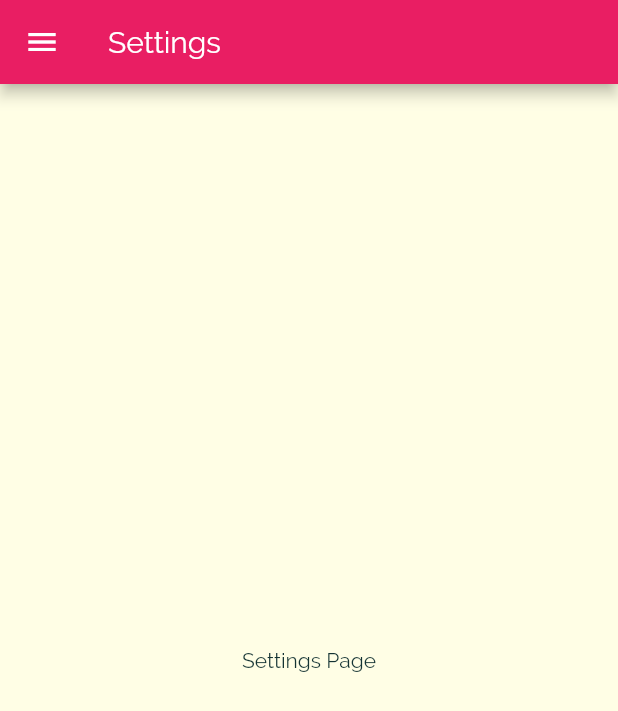
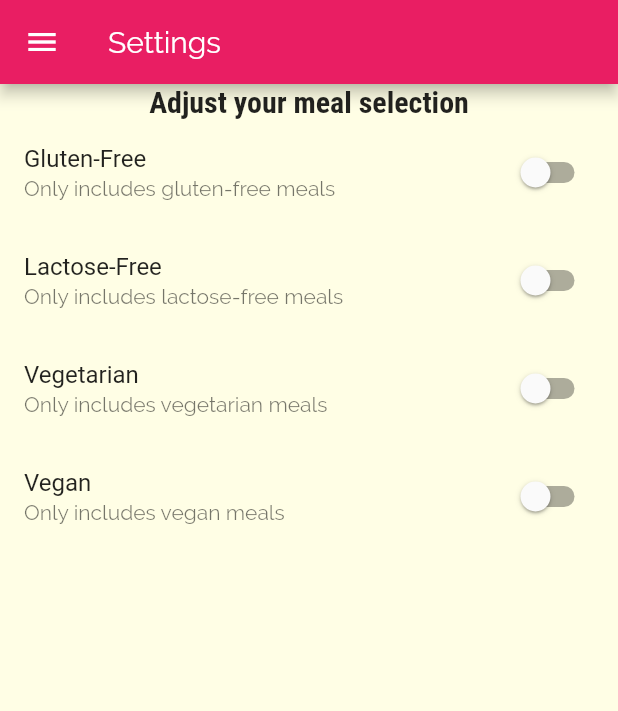
Before and after one commit to SeolJaeHyeok/Flutter_Meals_App, a Flutter app: the SettingsScreen screen opened by its route, on a phone screen of 412 x 824 dp. Shown: the top 711 px of the screen. Run offline on Flutter 3.47's test engine with Material 2 defaults, Android fonts, the phone set to English and light mode, and no system bars.

Commit message:
Settings Screen에 조건설정 SwitchListTile 추가

```diff
--- a/lib/screens/settings_screen.dart
+++ b/lib/screens/settings_screen.dart
@@ -1,16 +1,82 @@
 import 'package:flutter/material.dart';
 import 'package:flutter_meals_app/widgets/main_drawer.dart';
 
-class SettingsScreen extends StatelessWidget {
+class SettingsScreen extends StatefulWidget {
   static const routeName = '/settings';
+
+  @override
+  _SettingsScreenState createState() => _SettingsScreenState();
+}
+
+class _SettingsScreenState extends State<SettingsScreen> {
+  var _glutenFree = false;
+  var _vegetarian = false;
+  var _vegan = false;
+  var _lactoseFree = false;
+
+  Widget _buildSwitchListTile(String title, String description,
+      bool currentValue, Function updateValue) {
+    return SwitchListTile(
+        title: Text(title),
+        value: currentValue,
+        subtitle: Text(description),
+        onChanged: updateValue
+    );
+  }
+
   @override
   Widget build(BuildContext context) {
     return Scaffold(
-      appBar: AppBar(
-        title: Text('Settings'),
-      ),
-      drawer: MainDrawer(),
-      body: Center(child: Text('Settings Page')),
-    );
+        appBar: AppBar(
+          title: Text('Settings'),
+        ),
+        drawer: MainDrawer(),
+        body: Column(
+          children: [
+            Container(
+              child: Text(
+                'Adjust your meal selection',
+                style: Theme
+                    .of(context)
+                    .textTheme
+                    .title,
+              ),
+            ),
+            Expanded(
+              child: ListView(
+                children: [
+                  _buildSwitchListTile(
+                    'Gluten-Free', 'Only includes gluten-free meals',
+                    _glutenFree, (newValue) {
+                    setState(() {
+                      _glutenFree = newValue;
+                    });
+                  }),
+                  _buildSwitchListTile(
+                    'Lactose-Free', 'Only includes lactose-free meals',
+                    _lactoseFree, (newValue) {
+                    setState(() {
+                      _lactoseFree = newValue;
+                    });
+                  }),
+                  _buildSwitchListTile(
+                    'Vegetarian', 'Only includes vegetarian meals',
+                    _vegetarian, (newValue) {
+                    setState(() {
+                      _vegetarian = newValue;
+                    });
+                  }),
+                  _buildSwitchListTile(
+                    'Vegan', 'Only includes vegan meals',
+                    _vegan, (newValue) {
+                    setState(() {
+                      _vegan = newValue;
+                    });
+                  }),
+                ],
+              ),
+            )
+          ],
+        ));
   }
 }
```
